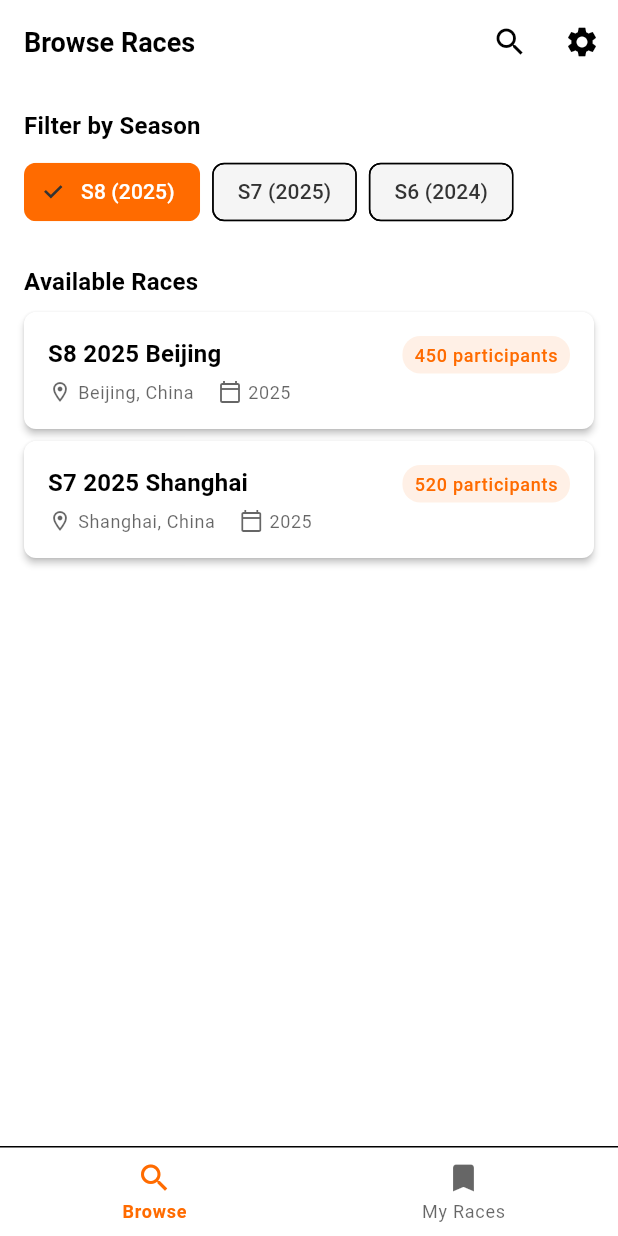
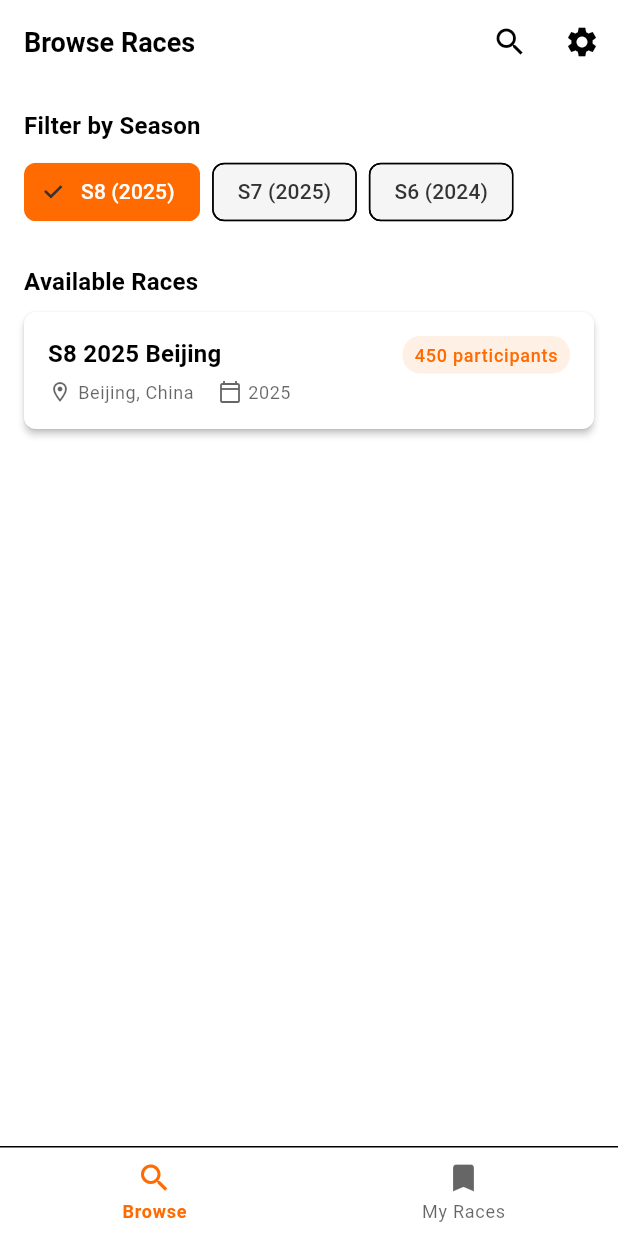
Before and after one commit to shuchenku/hydoop, a Flutter app: the screen it shows after launch, on a phone screen of 412 x 824 dp. Run offline on Flutter 3.47's test engine with Material 3 defaults, Android fonts, the phone set to English and light mode, and no system bars; our stand-ins replace bloc, csv, equatable, flutter_bloc, go_router, shared_preferences and 1 more; missing offline and left inert: forui; accounts and stored records are empty.

Commit message:
✨ Fix dropdown filters functionality
Convert StatelessWidget screens to StatefulWidget to enable state management:

Race Results Screen:
- Add state management for division and age group filters
- Implement proper dropdown onChanged handlers
- Display selected filter values in UI
- Expand age group options to include full range

Search Athletes Screen:
- Add state management for race and division filters
- Implement text field controllers for name and bib search
- Add working search button with criteria display
- Show search parameters in snackbar for testing

Browse Screen:
- Convert season filter chips to functional state-based system
- Implement race filtering based on selected season
- Add dynamic race list that updates based on filter selection
- Include S6 demo race data for testing

All dropdown filters now:
- Track selected values in component state
- Update UI when selections change
- Properly handle onChanged/onSelected events
- Provide visual feedback for user interactions

🤖 Generated with [Claude Code](https://claude.ai/code)

Co-Authored-By: Claude <noreply@anthropic.com>

```diff
--- a/lib/presentation/screens/browse/browse_screen.dart
+++ b/lib/presentation/screens/browse/browse_screen.dart
@@ -2,8 +2,21 @@ import 'package:flutter/material.dart';
 import '../../../core/theme/app_theme.dart';
 import '../../../routes/app_router.dart';
 
-class BrowseScreen extends StatelessWidget {
+class BrowseScreen extends StatefulWidget {
   const BrowseScreen({super.key});
+
+  @override
+  State<BrowseScreen> createState() => _BrowseScreenState();
+}
+
+class _BrowseScreenState extends State<BrowseScreen> {
+  String _selectedSeason = 'S8 (2025)';
+
+  final List<Map<String, String>> _seasons = [
+    {'label': 'S8 (2025)', 'value': 'S8'},
+    {'label': 'S7 (2025)', 'value': 'S7'},
+    {'label': 'S6 (2024)', 'value': 'S6'},
+  ];
 
   @override
   Widget build(BuildContext context) {
@@ -37,14 +50,17 @@ class BrowseScreen extends StatelessWidget {
             ),
             const SizedBox(height: AppTheme.spacingSm),
 
-            // Season chips (placeholder)
+            // Season chips
             Wrap(
               spacing: AppTheme.spacingSm,
-              children: [
-                _buildSeasonChip(context, 'S8 (2025)', true),
-                _buildSeasonChip(context, 'S7 (2025)', false),
-                _buildSeasonChip(context, 'S6 (2024)', false),
-              ],
+              children: _seasons.map((season) =>
+                _buildSeasonChip(
+                  context,
+                  season['label']!,
+                  _selectedSeason == season['label'],
+                  () => setState(() => _selectedSeason = season['label']!),
+                ),
+              ).toList(),
             ),
 
             const SizedBox(height: AppTheme.spacingLg),
@@ -60,24 +76,7 @@ class BrowseScreen extends StatelessWidget {
 
             Expanded(
               child: ListView(
-                children: [
-                  _buildRaceCard(
-                    context,
-                    eventId: 'HPRO_LR3MS4JICA9',
-                    title: 'S8 2025 Beijing',
-                    location: 'Beijing, China',
-                    date: '2025',
-                    participants: '450',
-                  ),
-                  _buildRaceCard(
-                    context,
-                    eventId: 'HPRO_LR3MS4JIA3E',
-                    title: 'S7 2025 Shanghai',
-                    location: 'Shanghai, China',
-                    date: '2025',
-                    participants: '520',
-                  ),
-                ],
+                children: _getFilteredRaces(),
               ),
             ),
           ],
@@ -86,13 +85,51 @@ class BrowseScreen extends StatelessWidget {
     );
   }
 
-  Widget _buildSeasonChip(BuildContext context, String label, bool isSelected) {
+  List<Widget> _getFilteredRaces() {
+    final allRaces = [
+      {
+        'eventId': 'HPRO_LR3MS4JICA9',
+        'title': 'S8 2025 Beijing',
+        'location': 'Beijing, China',
+        'date': '2025',
+        'participants': '450',
+        'season': 'S8 (2025)',
+      },
+      {
+        'eventId': 'HPRO_LR3MS4JIA3E',
+        'title': 'S7 2025 Shanghai',
+        'location': 'Shanghai, China',
+        'date': '2025',
+        'participants': '520',
+        'season': 'S7 (2025)',
+      },
+      {
+        'eventId': 'HPRO_LR3MS4JIA3F',
+        'title': 'S6 2024 Demo Race',
+        'location': 'Demo City',
+        'date': '2024',
+        'participants': '300',
+        'season': 'S6 (2024)',
+      },
+    ];
+
+    final filteredRaces = allRaces.where((race) => race['season'] == _selectedSeason).toList();
+
+    return filteredRaces.map((race) => _buildRaceCard(
+      context,
+      eventId: race['eventId']!,
+      title: race['title']!,
+      location: race['location']!,
+      date: race['date']!,
+      participants: race['participants']!,
+    )).toList();
+  }
+
+  Widget _buildSeasonChip(BuildContext context, String label, bool isSelected, VoidCallback onTap) {
     return FilterChip(
       label: Text(label),
       selected: isSelected,
-      onSelected: (selected) {
-        // TODO: Implement season filtering
-      },
+      onSelected: (_) => onTap(),
       backgroundColor: Theme.of(context).colorScheme.secondary,
       selectedColor: Theme.of(context).colorScheme.primary,
       labelStyle: TextStyle(
```
Also changed, not shown: lib/presentation/screens/race_results/race_results_screen.dart (+22 -10 lines), lib/presentation/screens/search/search_athletes_screen.dart (+65 -11 lines).
